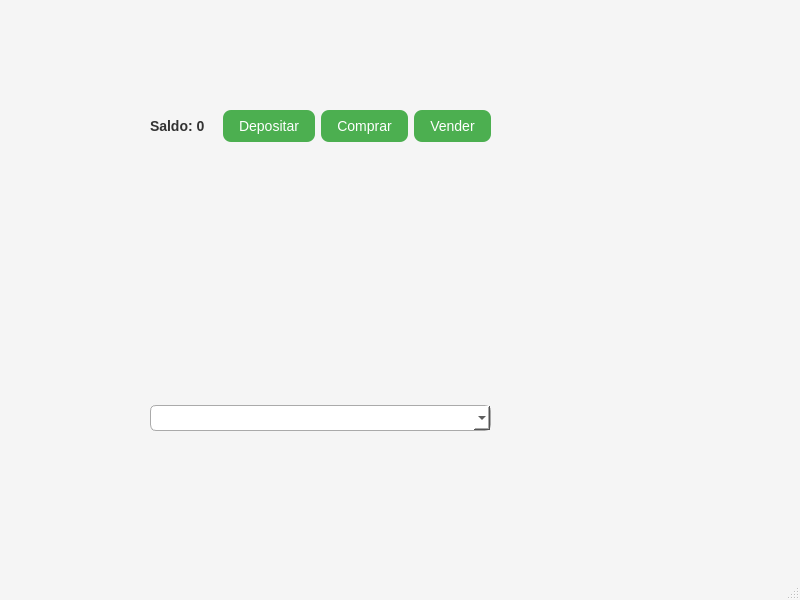
This is screens/Main.ui in Luca0612-Simo/PythonCryptoTrader as Qt 5 draws it before an edit. The edited form follows.
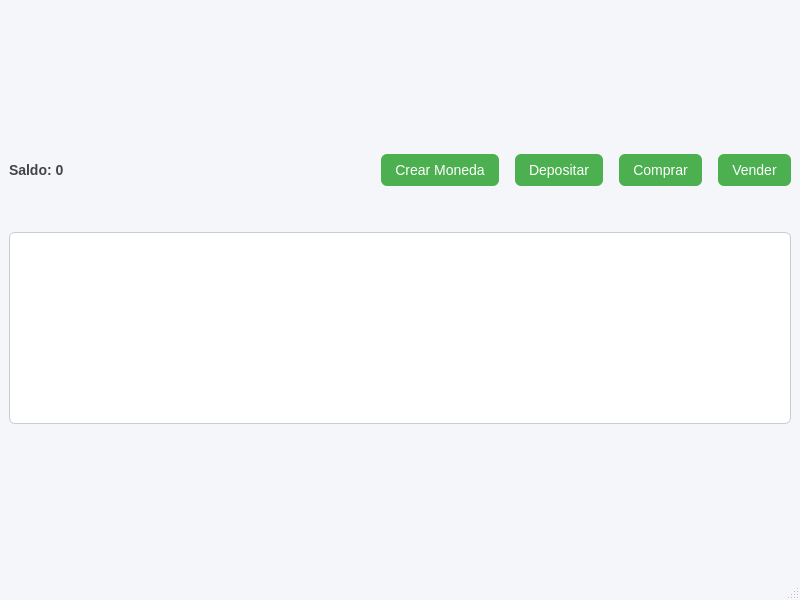
This is the edited form.

What changed in the file:
```diff
--- a/screens/Main.ui
+++ b/screens/Main.ui
@@ -15,51 +15,66 @@
   </property>
   <property name="styleSheet">
    <string notr="true">QMainWindow {
-        background-color: #f5f5f5; /* Fondo gris muy claro */
-    }
+    background-color: #F5F6FA;
+    font-family: &quot;Segoe UI&quot;, &quot;Roboto&quot;, sans-serif;
+    font-size: 14px;
+    color: #333;
+}
 
-    QLabel {
-        font-size: 14px;
-        font-weight: bold;
-        color: #333;
-    }
+QLabel {
+    font-size: 14px;
+    font-weight: 500;
+    color: #444;
+}
 
-    QPushButton {
-        background-color: #4CAF50;   /* Verde agradable */
-        color: white;
-        border-radius: 8px;
-        padding: 8px 16px;
-        font-size: 14px;
-    }
+QPushButton {
+    background-color: #4CAF50;
+    color: white;
+    border-radius: 6px;
+    padding: 8px 14px;
+    font-size: 14px;
+    border: none;
+}
+QPushButton:hover {
+    background-color: #45a049;
+}
+QPushButton:pressed {
+    background-color: #388E3C;
+}
 
-    QPushButton:hover {
-        background-color: #45a049;  /* Verde más oscuro al pasar el mouse */
-    }
-
-    QPushButton:pressed {
-        background-color: #3e8e41;
-    }
-
-    QComboBox {
-        border: 1px solid #aaa;
-        border-radius: 6px;
-        padding: 4px;
-        background-color: white;
-    }</string>
+QListView {
+    background-color: #fff;
+    border: 1px solid #CCC;
+    border-radius: 6px;
+    padding: 6px;
+    font-size: 14px;
+}
+QListView:focus {
+    border: 1px solid #4CAF50;
+}</string>
   </property>
   <widget class="QWidget" name="centralwidget">
-   <widget class="QWidget" name="verticalLayoutWidget">
-    <property name="geometry">
-     <rect>
-      <x>150</x>
-      <y>110</y>
-      <width>341</width>
-      <height>321</height>
-     </rect>
-    </property>
-    <layout class="QVBoxLayout" name="verticalLayout">
+   <layout class="QVBoxLayout" name="centralLayout">
+    <item>
+     <spacer name="verticalSpacerTop">
+      <property name="orientation">
+       <enum>Qt::Vertical</enum>
+      </property>
+      <property name="sizeHint" stdset="0">
+       <size>
+        <width>20</width>
+        <height>80</height>
+       </size>
+      </property>
+     </spacer>
+    </item>
      <item>
-      <layout class="QHBoxLayout" name="horizontalLayout_3">
+     <layout class="QVBoxLayout" name="contentLayout">
+      <item>
+       <layout class="QHBoxLayout" name="topRow">
+        <property name="spacing">
+         <number>16</number>
+        </property>
        <item>
         <widget class="QLabel" name="saldolbl">
          <property name="text">
@@ -68,18 +83,25 @@
         </widget>
        </item>
        <item>
-        <spacer name="horizontalSpacer">
+         <spacer name="horizontalSpacerSaldo">
          <property name="orientation">
           <enum>Qt::Horizontal</enum>
          </property>
          <property name="sizeHint" stdset="0">
           <size>
-           <width>40</width>
+            <width>20</width>
            <height>20</height>
           </size>
          </property>
         </spacer>
        </item>
+        <item>
+         <widget class="QPushButton" name="CreateBtn">
+          <property name="text">
+           <string>Crear Moneda</string>
+          </property>
+         </widget>
+        </item>
        <item>
         <widget class="QPushButton" name="DepositBtn">
          <property name="text">
@@ -104,7 +126,7 @@
       </layout>
      </item>
      <item>
-      <spacer name="verticalSpacer">
+       <spacer name="verticalSpacerMiddle">
        <property name="orientation">
         <enum>Qt::Vertical</enum>
        </property>
@@ -117,10 +139,24 @@
       </spacer>
      </item>
      <item>
-      <widget class="QComboBox" name="ListComboBox"/>
-     </item>
-    </layout>
-   </widget>
+       <widget class="QListView" name="CryptoList"/>
+      </item>
+     </layout>
+    </item>
+    <item>
+     <spacer name="verticalSpacerBottom">
+      <property name="orientation">
+       <enum>Qt::Vertical</enum>
+      </property>
+      <property name="sizeHint" stdset="0">
+       <size>
+        <width>20</width>
+        <height>80</height>
+       </size>
+      </property>
+     </spacer>
+    </item>
+   </layout>
   </widget>
   <widget class="QMenuBar" name="menubar">
    <property name="geometry">
```
Lines whose indentation alone changed are shown as unchanged.
